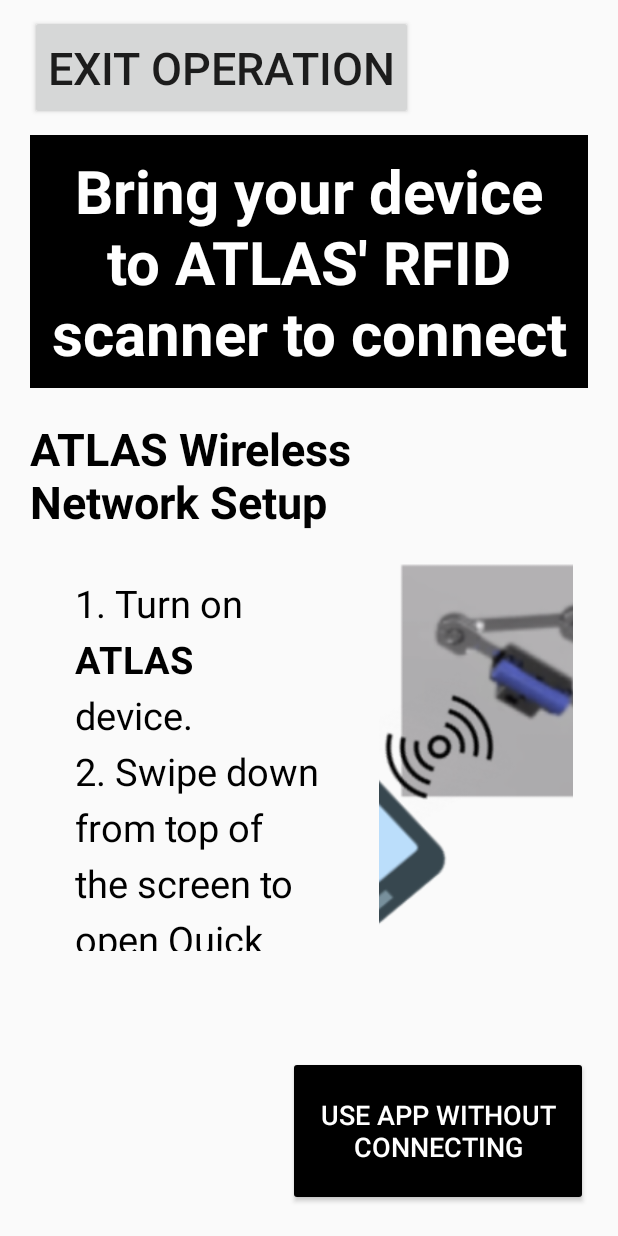
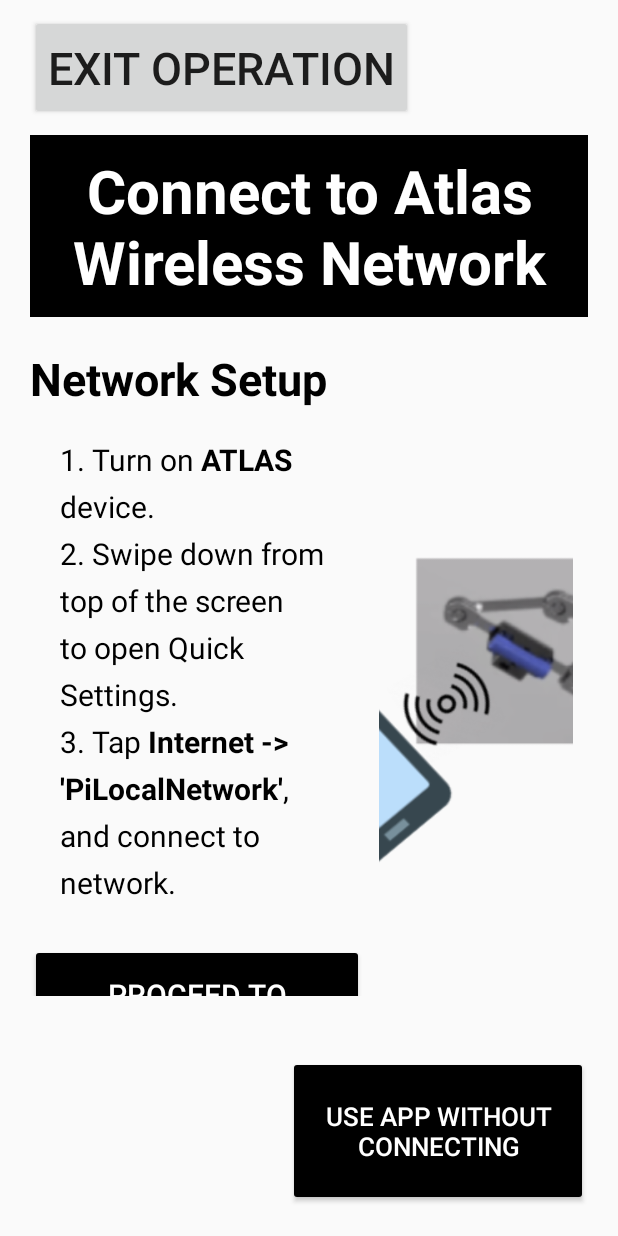
Before and after one commit to jacobs10482/ATLAS-UI, an Android app: the screen it shows after launch (MainActivity), after a tap on an icon or button, on a phone screen of 412 x 824 dp. Run offline under Robolectric (Android 15) with nearby library versions, the phone set to English and light mode, and no system bars; libraries missing offline, so code that uses them is left out: org.zeromq.

Commit message:
Final Update, congrats team!! :)

```diff
--- a/app/src/main/java/com/example/atlasinstructionsskeleton/MainActivity.java
+++ b/app/src/main/java/com/example/atlasinstructionsskeleton/MainActivity.java
@@ -349,7 +349,7 @@ public class MainActivity extends AppCompatActivity {
         instructions.append("2. Swipe down from top of the screen to open Quick Settings.\n");
 
         instructions.append("3. Tap ");
-        instructions.append("Internet -> 'Atlas-Device'", new StyleSpan(Typeface.BOLD), Spanned.SPAN_EXCLUSIVE_EXCLUSIVE);
+        instructions.append("Internet -> 'PiLocalNetwork'", new StyleSpan(Typeface.BOLD), Spanned.SPAN_EXCLUSIVE_EXCLUSIVE);
         instructions.append(", and connect to network.\n");
 
         instructions.append("4. Wait for the connection to establish.");
--- a/app/src/main/res/layout/connection_main.xml
+++ b/app/src/main/res/layout/connection_main.xml
@@ -48,7 +48,7 @@
                 android:textColor="@color/white"
                 android:layout_marginHorizontal="20dp"
                 android:padding="10dp"
-                android:text="Bring your device to ATLAS' RFID scanner to connect" />
+                android:text="Connect to Atlas Wireless Network" />
 
             <LinearLayout
                 android:layout_width="match_parent"
@@ -81,17 +81,17 @@
                         android:layout_margin="10dp"
                         android:gravity="start"
                         android:lineSpacingExtra="8dp"
-                        android:padding="20dp"
+                        android:padding="10dp"
                         android:textColor="@color/black"
-                        android:textSize="25sp"
+                        android:textSize="20sp"
                         android:ellipsize="none"
                         android:singleLine="false" />
                     <Button
                         android:id="@+id/nextButton"
                         android:layout_width="wrap_content"
-                        android:layout_height="wrap_content"
+                        android:layout_height="70dp"
                         android:text="Proceed to Procedure"
-                        android:textSize="25sp"
+                        android:textSize="20sp"
                         android:padding="20dp"
                         android:textColor="@android:color/white"
                         android:backgroundTint="@color/black"
@@ -109,8 +109,8 @@
 
                     <ImageView
                         android:id="@+id/imageView"
-                        android:layout_width="1000dp"
-                        android:layout_height="1000dp"
+                        android:layout_width="800dp"
+                        android:layout_height="800dp"
                         android:adjustViewBounds="true"
                         android:padding="-300dp"
                         android:src="@drawable/connection_mockup"
@@ -134,7 +134,7 @@
                 android:backgroundTint="@color/black"
                 android:text="Use app without connecting"
                 android:textColor="@color/white"
-                android:textSize="18sp"
+                android:textSize="17sp"
                 app:layout_constraintBottom_toBottomOf="parent"
                 app:layout_constraintEnd_toEndOf="parent"
                 android:padding="20dp"
```
